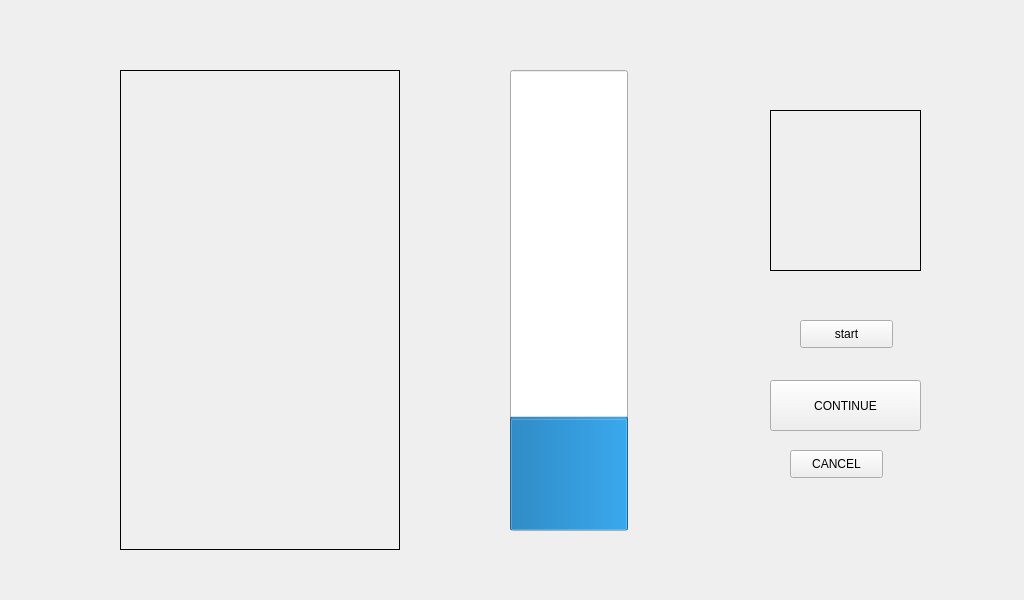
Qt form GUI/camera.ui (vduyhai/Do-an-tot-nghiep) before a commit.
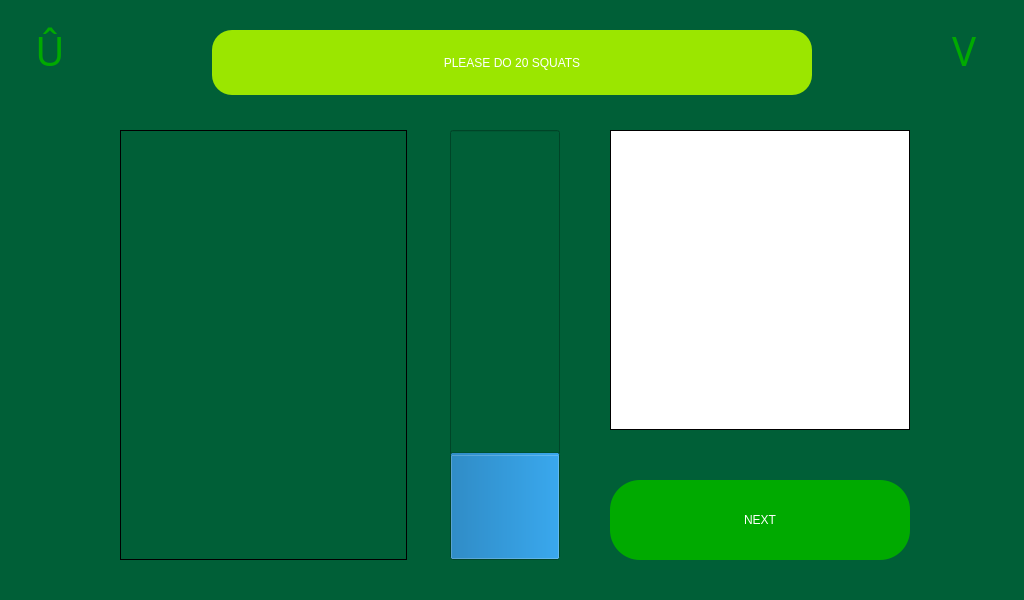
The same form after that commit.

Patch:
```diff
--- a/GUI/camera.ui
+++ b/GUI/camera.ui
@@ -13,14 +13,17 @@
   <property name="windowTitle">
    <string>MainWindow</string>
   </property>
+  <property name="styleSheet">
+   <string notr="true">background-color: rgb(0, 95, 55);</string>
+  </property>
   <widget class="QWidget" name="centralwidget">
    <widget class="QProgressBar" name="progressBar">
     <property name="geometry">
      <rect>
-      <x>510</x>
-      <y>70</y>
-      <width>118</width>
-      <height>461</height>
+      <x>450</x>
+      <y>130</y>
+      <width>110</width>
+      <height>430</height>
      </rect>
     </property>
     <property name="value">
@@ -36,52 +39,90 @@
    <widget class="QLabel" name="counting">
     <property name="geometry">
      <rect>
-      <x>770</x>
-      <y>110</y>
-      <width>151</width>
-      <height>161</height>
+      <x>610</x>
+      <y>130</y>
+      <width>300</width>
+      <height>300</height>
      </rect>
     </property>
+    <property name="styleSheet">
+     <string notr="true">background-color: rgb(255, 255, 255);
+font: 150pt &quot;MS Shell Dlg 2&quot;;
+</string>
+    </property>
     <property name="frameShape">
      <enum>QFrame::Box</enum>
     </property>
     <property name="text">
      <string/>
     </property>
+    <property name="alignment">
+     <set>Qt::AlignCenter</set>
+    </property>
    </widget>
    <widget class="QPushButton" name="Continue">
     <property name="geometry">
      <rect>
-      <x>770</x>
-      <y>380</y>
-      <width>151</width>
-      <height>51</height>
+      <x>610</x>
+      <y>480</y>
+      <width>300</width>
+      <height>80</height>
      </rect>
     </property>
+    <property name="styleSheet">
+     <string notr="true">QPushButton{
+font: 25pt &quot;MS Shell Dlg 2&quot;;
+color: rgb(255,255,255);
+border-radius: 30px;
+background-color: rgb(0, 170, 0);
+}
+QPushButton::pressed{
+background-color: rgb(115, 230, 0);
+}
+</string>
+    </property>
     <property name="text">
-     <string>CONTINUE</string>
+     <string>NEXT</string>
     </property>
    </widget>
    <widget class="QPushButton" name="cancel">
     <property name="geometry">
      <rect>
-      <x>790</x>
-      <y>450</y>
-      <width>93</width>
-      <height>28</height>
+      <x>934</x>
+      <y>20</y>
+      <width>60</width>
+      <height>60</height>
      </rect>
     </property>
+    <property name="font">
+     <font>
+      <family>Wingdings 2</family>
+      <pointsize>30</pointsize>
+     </font>
+    </property>
+    <property name="styleSheet">
+     <string notr="true">QPushButton{
+font: 30pt &quot;Wingdings 2&quot;;
+background-color: rgb(0, 95, 55);
+color: rgb(0, 170, 0);
+border-radius: 15px;
+}
+QPushButton::pressed{
+background-color: rgb(0, 95, 55);
+color:rgb(115, 230, 0);
+}</string>
+    </property>
     <property name="text">
-     <string>CANCEL</string>
+     <string>V</string>
     </property>
    </widget>
    <widget class="QLabel" name="camera">
     <property name="geometry">
      <rect>
       <x>120</x>
-      <y>70</y>
-      <width>280</width>
-      <height>480</height>
+      <y>130</y>
+      <width>287</width>
+      <height>430</height>
      </rect>
     </property>
     <property name="frameShape">
@@ -94,14 +135,60 @@
    <widget class="QPushButton" name="start">
     <property name="geometry">
      <rect>
-      <x>800</x>
-      <y>320</y>
-      <width>93</width>
-      <height>28</height>
+      <x>20</x>
+      <y>20</y>
+      <width>60</width>
+      <height>60</height>
      </rect>
     </property>
+    <property name="font">
+     <font>
+      <family>Wingdings</family>
+      <pointsize>30</pointsize>
+      <weight>50</weight>
+      <italic>false</italic>
+      <bold>false</bold>
+     </font>
+    </property>
+    <property name="styleSheet">
+     <string notr="true">QPushButton{
+font: 30pt &quot;Wingdings&quot;;
+background-color: rgb(0, 95, 55);
+color: rgb(0, 170, 0);
+border-radius: 15px;
+}
+QPushButton::pressed{
+background-color: rgb(0, 95, 55);
+color:rgb(115, 230, 0);
+}</string>
+    </property>
     <property name="text">
-     <string>start</string>
+     <string>Û</string>
+    </property>
+   </widget>
+   <widget class="QLabel" name="order">
+    <property name="enabled">
+     <bool>true</bool>
+    </property>
+    <property name="geometry">
+     <rect>
+      <x>212</x>
+      <y>30</y>
+      <width>600</width>
+      <height>65</height>
+     </rect>
+    </property>
+    <property name="styleSheet">
+     <string notr="true">background-color: rgb(155, 230, 0);
+color: rgb(255, 255, 255);
+font: 30pt &quot;MS Shell Dlg 2&quot;;
+border-radius: 20px;</string>
+    </property>
+    <property name="text">
+     <string>PLEASE DO 20 SQUATS</string>
+    </property>
+    <property name="alignment">
+     <set>Qt::AlignCenter</set>
     </property>
    </widget>
   </widget>
```
Left out of the diff: 2 changed lines with no effect on the pictures.
